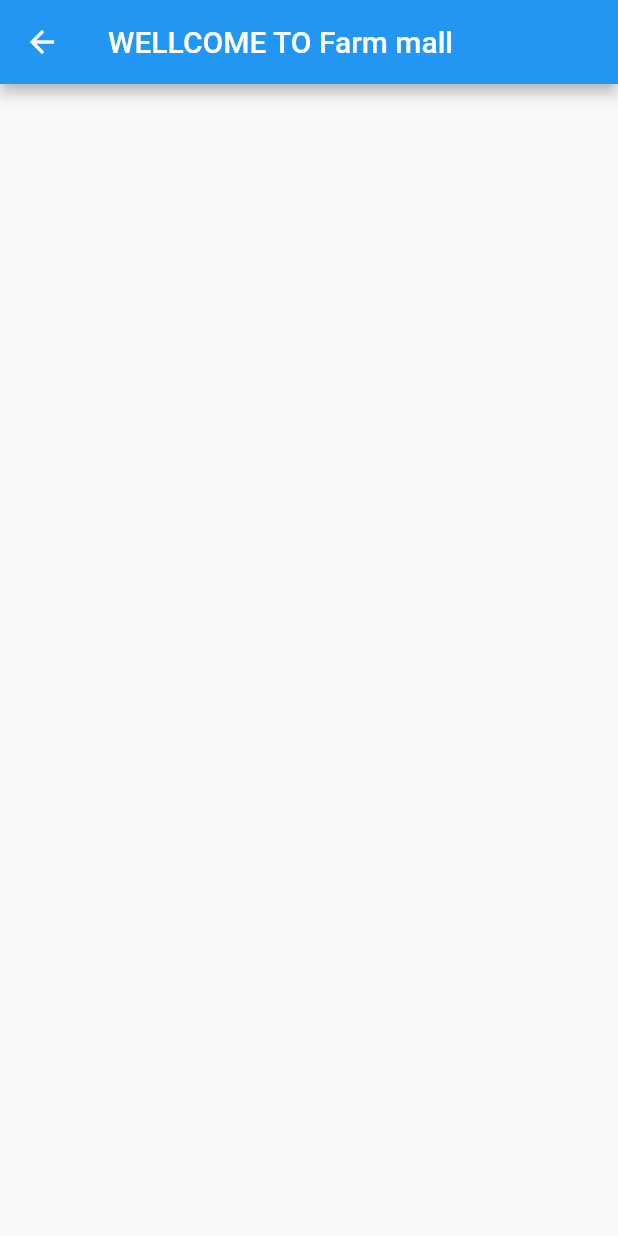
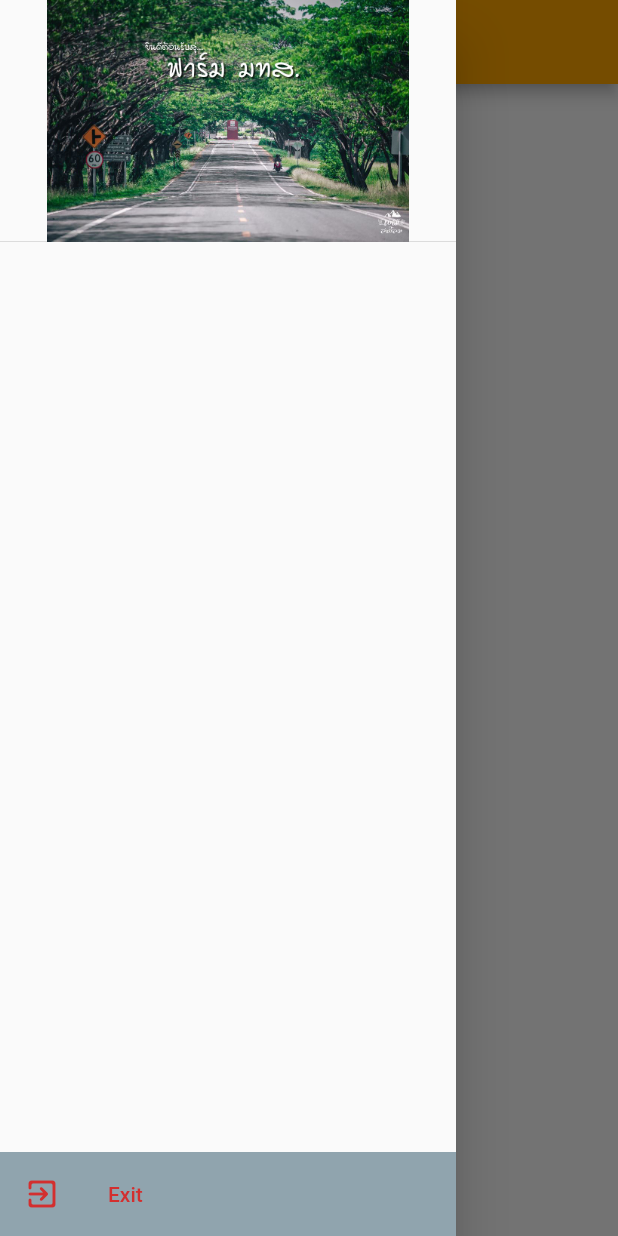
Before and after one commit to Pichais/project_flutter, a Flutter app: the Myservice screen opened by its route, with the side drawer open (before the commit the screen has no drawer), on a phone screen of 412 x 824 dp. Run offline on Flutter 3.47's test engine with Material 2 defaults, Android fonts, the phone set to English and light mode, and no system bars; our stand-ins replace firebase_auth, firebase_core, image_picker; accounts and stored records are empty.

Commit message:
update code

```diff
--- a/lib/main.dart
+++ b/lib/main.dart
@@ -14,7 +14,7 @@ final Map<String, WidgetBuilder> map = {
   '/Admin': (BuildContext context) => Admin(),
 };
 
-String? initlaRoute;
+String? initlaRoute = '/authen';
 
 Future<Null> main() async {
   WidgetsFlutterBinding.ensureInitialized();
--- a/lib/states/myservice.dart
+++ b/lib/states/myservice.dart
@@ -1,19 +1,90 @@
+import 'package:firebase_auth/firebase_auth.dart';
+import 'package:firebase_core/firebase_core.dart';
 import 'package:flutter/material.dart';
+import 'package:project_flutter/utillity/my_constant.dart';
 
 class Myservice extends StatefulWidget {
-  const Myservice({ Key? key }) : super(key: key);
+  const Myservice({Key? key}) : super(key: key);
 
   @override
   _MyserviceState createState() => _MyserviceState();
 }
 
 class _MyserviceState extends State<Myservice> {
+  String? name, email;
+
+  @override
+  void initState() {
+    // TODO: implement initState
+    super.initState();
+    fineNameAnEmail();
+  }
+
+  Future<Null> fineNameAnEmail() async {
+    await Firebase.initializeApp().then((value) async {
+      await FirebaseAuth.instance.authStateChanges().listen((event) {
+        setState(() {
+          name = event!.displayName;
+          email = event.email;
+        });
+      });
+    });
+  }
+
   @override
   Widget build(BuildContext context) {
     return Scaffold(
       appBar: AppBar(
+        backgroundColor: Myconstant.primary,
         title: Text('WELLCOME TO Farm mall'),
+      ),
+      drawer: Drawer(
+        child: Stack(
+          children: [
+            UserAccountsDrawerHeader(
+              decoration: BoxDecoration(
+                image: DecorationImage(
+                    image: AssetImage('images/BG01.jpg'), fit: BoxFit.contain),
+              ),
+              accountName: Text(
+                name ?? 'Name',
+                style: TextStyle(
+                    color: Colors.white,
+                    fontSize: 25,
+                    fontWeight: FontWeight.bold),
+              ),
+              accountEmail: Text(
+                email ?? 'email',
+                style: TextStyle(color: Colors.white),
+              ),
+            ),
+            buildSignout(),
+          ],
+        ),
       ),
     );
   }
+
+  Column buildSignout() {
+    return Column(
+      mainAxisAlignment: MainAxisAlignment.end,
+      children: [
+        ListTile(
+          onTap: () async {
+            await Firebase.initializeApp().then((value) async {
+              await FirebaseAuth.instance.signOut().then((value) =>
+                  Navigator.pushNamedAndRemoveUntil(
+                      context, Myconstant.routeAuthen, (route) => false));
+            });
+          },
+          tileColor: Colors.blueGrey[300],
+          leading: Icon(
+            Icons.exit_to_app_rounded,
+            color: Colors.red[700],
+          ),
+          title: Text('Exit', style: TextStyle(color: Colors.red[700])),
+        ),
+      ],
+    );
+  }
 }
--- a/lib/utillity/my_constant.dart
+++ b/lib/utillity/my_constant.dart
@@ -29,6 +29,9 @@ class Myconstant {
   TextStyle h2style() =>
       TextStyle(fontSize: 18, color: dark, fontWeight: FontWeight.w700);
 
+    TextStyle h2styleTest(String string) =>
+      TextStyle(fontSize: 18, color: dark, fontWeight: FontWeight.w700);
+
   TextStyle h3style() =>
       TextStyle(fontSize: 14, color: dark, fontWeight: FontWeight.normal);
 
```
Also changed, not shown: lib/states/authen.dart (+46 -19 lines), images/BG01.jpg (added).
